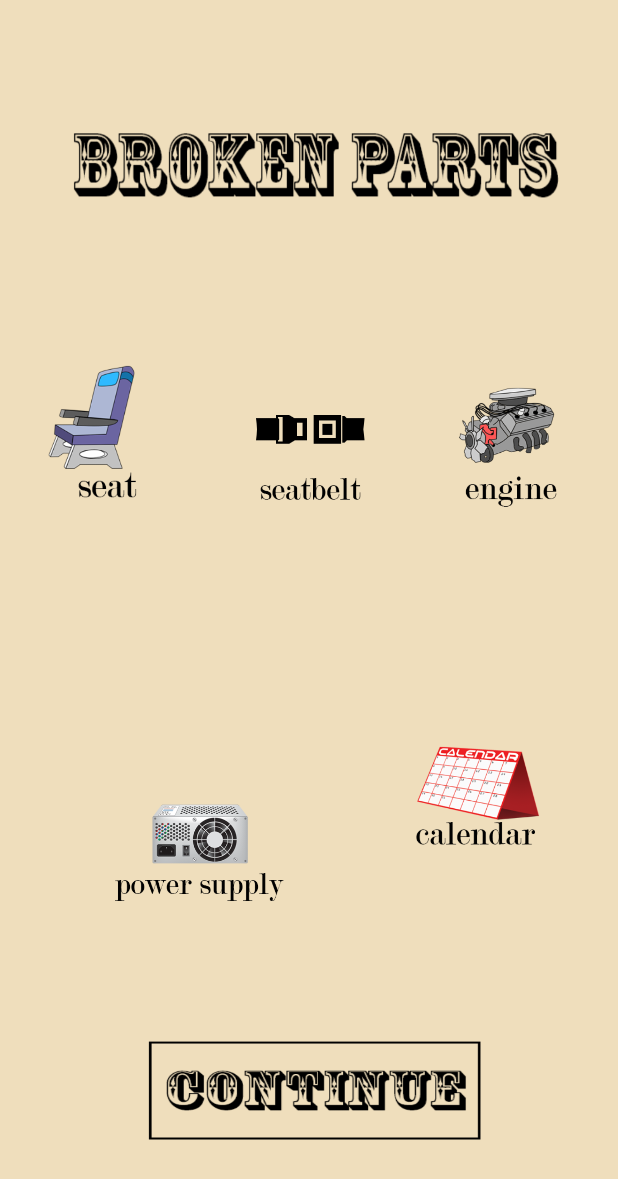
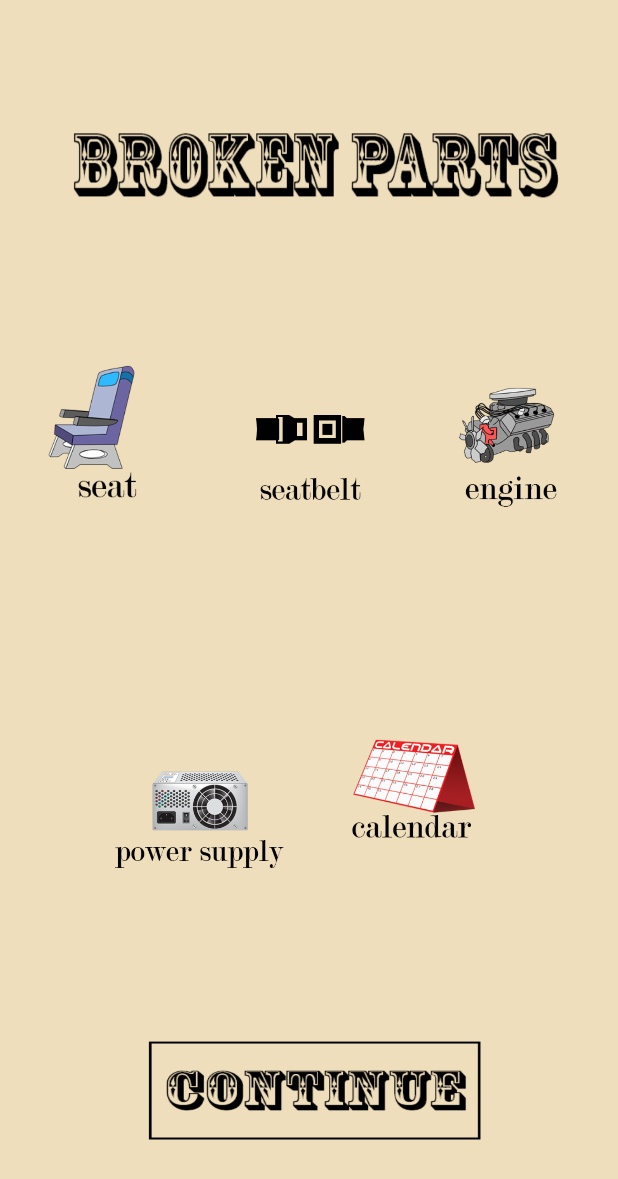
Before and after one commit to Xnonx14/LIMTreasureHunt, an Android app: the layout broken_parts.xml on its own in the app's theme, with its tools: preview values and no code run, on a phone screen of 412 x 824 dp. Shown: the top 1179 px of the screen. Run offline under Robolectric (Android 15) with nearby library versions, the phone set to English and light mode, and no system bars.

Commit message:
rearranged icons and worked on transparency

```diff
--- a/app/src/main/res/layout/broken_parts.xml
+++ b/app/src/main/res/layout/broken_parts.xml
@@ -106,7 +106,7 @@
         app:layout_constraintHorizontal_bias="0.142"
         app:layout_constraintStart_toStartOf="parent"
         app:layout_constraintTop_toTopOf="parent"
-        app:layout_constraintVertical_bias="0.836"
+        app:layout_constraintVertical_bias="0.8"
         app:srcCompat="@drawable/powersupply" />
 
     <ImageView
@@ -121,10 +121,10 @@
         android:layout_marginTop="8dp"
         app:layout_constraintBottom_toBottomOf="parent"
         app:layout_constraintEnd_toEndOf="parent"
-        app:layout_constraintHorizontal_bias="0.995"
+        app:layout_constraintHorizontal_bias="0.828"
         app:layout_constraintStart_toStartOf="parent"
         app:layout_constraintTop_toTopOf="parent"
-        app:layout_constraintVertical_bias="0.665"
+        app:layout_constraintVertical_bias="0.658"
         app:srcCompat="@drawable/calendar" />
 
 </android.support.constraint.ConstraintLayout>
```
Also changed, not shown: app/src/main/java/com/example/kevin/limtreasurehunt/MainActivity.java (+15 -15 lines).
